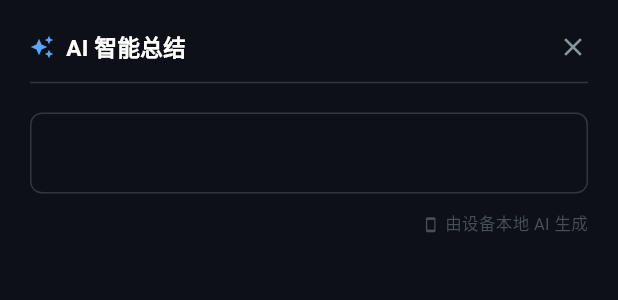
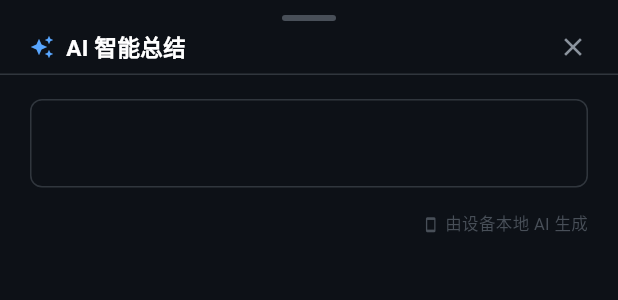
Before and after one commit to fenli-forever/16dota, a Flutter app: the _SummarySheet widget shown alone on an empty page, opened directly with empty values, on a phone screen of 412 x 824 dp. Shown: the top 300 px of the screen. Run offline on Flutter 3.47's test engine with Material 3 defaults, Android fonts, the phone set to English and light mode, and no system bars; our stand-ins replace dio, file_picker, shared_preferences, sqflite; missing offline and left inert: flutter_gemma; accounts and stored records are empty; network calls fail.

Commit message:
fix: scrollable AI summary sheet + enable Android Auto Backup for friends
1. AI 总结弹窗改为 DraggableScrollableSheet + ListView，
   长文字可滚动，不再文字重叠
2. AndroidManifest 添加 allowBackup/fullBackupContent，
   好友数据通过 Google 账号自动备份，重装后可恢复

Co-Authored-By: Claude Sonnet 4.6 <noreply@anthropic.com>

```diff
--- a/lib/screens/match_detail_screen.dart
+++ b/lib/screens/match_detail_screen.dart
@@ -977,16 +977,29 @@ class _SummarySheet extends StatelessWidget {
 
   @override
   Widget build(BuildContext context) {
-    return Padding(
-      padding: EdgeInsets.only(
-        left: 20, right: 20, top: 20,
-        bottom: MediaQuery.of(context).viewInsets.bottom + 32,
+    final bottom = MediaQuery.of(context).viewInsets.bottom
+        + MediaQuery.of(context).padding.bottom;
+    return DraggableScrollableSheet(
+      initialChildSize: 0.55,
+      minChildSize: 0.35,
+      maxChildSize: 0.92,
+      expand: false,
+      builder: (ctx, scrollCtrl) => Column(
+        children: [
+          // 拖动把手
+          Container(
+            margin: const EdgeInsets.only(top: 10, bottom: 6),
+            width: 36,
+            height: 4,
+            decoration: BoxDecoration(
+              color: const Color(0xFF484F58),
+              borderRadius: BorderRadius.circular(2),
             ),
-      child: Column(
-        mainAxisSize: MainAxisSize.min,
-        crossAxisAlignment: CrossAxisAlignment.start,
-        children: [
-          Row(children: [
+          ),
+          // 标题栏（固定不滚动）
+          Padding(
+            padding: const EdgeInsets.symmetric(horizontal: 20),
+            child: Row(children: [
               const Icon(Icons.auto_awesome, color: Color(0xFF58A6FF), size: 16),
               const SizedBox(width: 8),
               const Text('AI 智能总结',
@@ -996,16 +1009,22 @@ class _SummarySheet extends StatelessWidget {
                       fontWeight: FontWeight.bold)),
               const Spacer(),
               GestureDetector(
-              onTap: () => Navigator.pop(context),
+                onTap: () => Navigator.pop(ctx),
                 child: const Icon(Icons.close, color: Color(0xFF8B949E), size: 20),
               ),
             ]),
-          const SizedBox(height: 4),
-          const Divider(color: Color(0xFF30363D)),
-          const SizedBox(height: 12),
+          ),
+          const SizedBox(height: 6),
+          const Divider(color: Color(0xFF30363D), height: 1),
+          // 可滚动内容
+          Expanded(
+            child: ListView(
+              controller: scrollCtrl,
+              padding: EdgeInsets.fromLTRB(20, 16, 20, bottom + 24),
+              children: [
                 Container(
                   width: double.infinity,
-            padding: const EdgeInsets.all(14),
+                  padding: const EdgeInsets.all(16),
                   decoration: BoxDecoration(
                     color: const Color(0xFF0D1117),
                     borderRadius: BorderRadius.circular(8),
@@ -1016,10 +1035,10 @@ class _SummarySheet extends StatelessWidget {
                     style: const TextStyle(
                         color: Color(0xFFCDD9E5),
                         fontSize: 14,
-                  height: 1.65),
+                        height: 1.75),
                   ),
                 ),
-          const SizedBox(height: 12),
+                const SizedBox(height: 16),
                 Row(
                   mainAxisAlignment: MainAxisAlignment.end,
                   children: [
@@ -1028,6 +1047,9 @@ class _SummarySheet extends StatelessWidget {
                     const Text('由设备本地 AI 生成',
                         style: TextStyle(color: Color(0xFF484F58), fontSize: 11)),
                   ],
+                ),
+              ],
+            ),
           ),
         ],
       ),
```
Also changed, not shown: 1 other file. Lines whose indentation alone changed are shown as unchanged.
